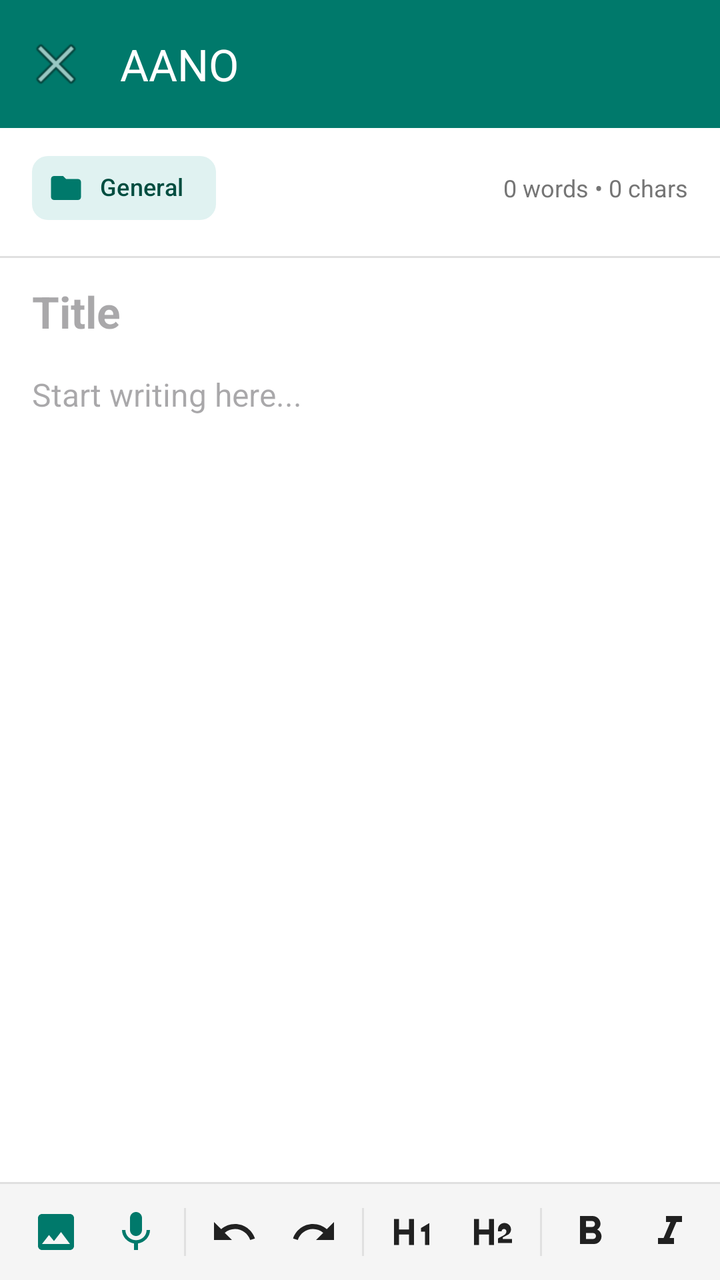
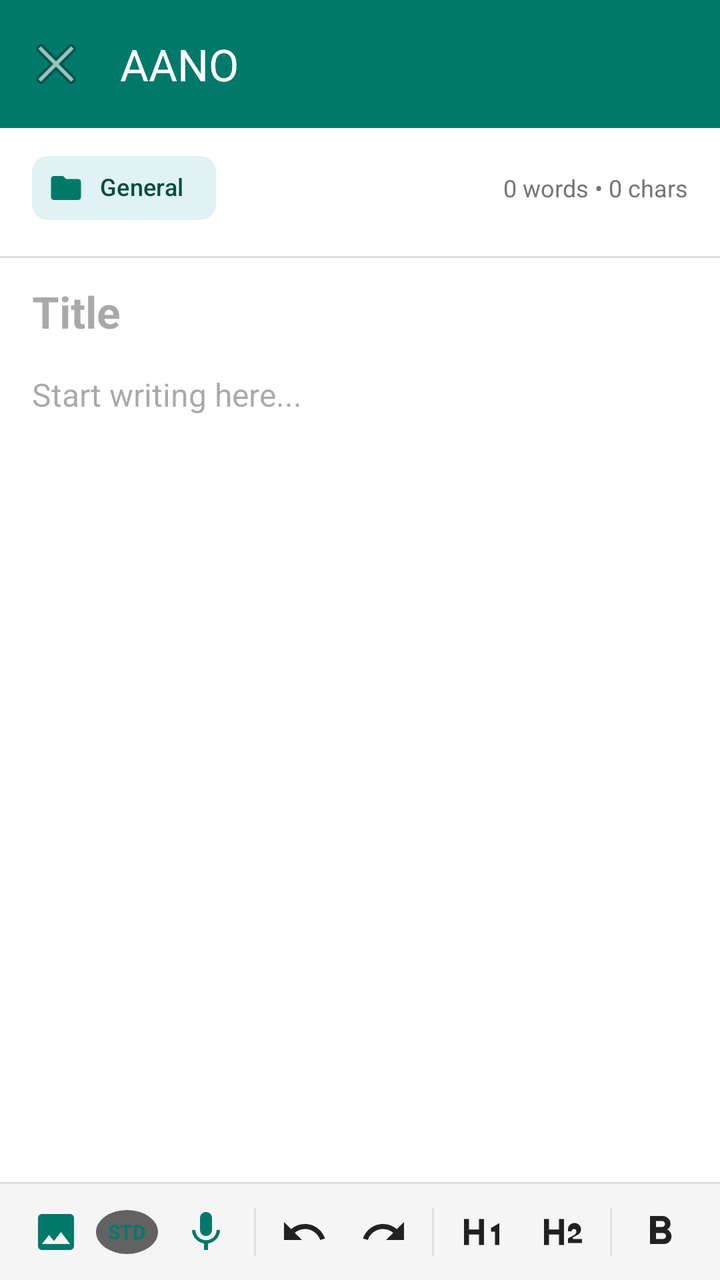

Before-and-after screenshots of an Android layout around one commit, followed by the original layout XML and the change that was made.
<!-- AndroidManifest.xml: application theme Theme.AANO -->
<!-- res/layout/activity_editor.xml -->
<?xml version="1.0" encoding="utf-8"?>
<LinearLayout xmlns:android="http://schemas.android.com/apk/res/android"
    xmlns:app="http://schemas.android.com/apk/res-auto"
    android:layout_width="match_parent"
    android:layout_height="match_parent"
    android:orientation="vertical"
    android:background="@color/surface">

    
    <com.google.android.material.appbar.MaterialToolbar
        android:id="@+id/toolbar"
        android:layout_width="match_parent"
        android:layout_height="?attr/actionBarSize"
        android:background="@color/brand"
        app:title="@string/app_name"
        app:titleTextColor="@color/surface"
        app:navigationIcon="@android:drawable/ic_menu_close_clear_cancel" />

    
    <LinearLayout
        android:layout_width="match_parent"
        android:layout_height="wrap_content"
        android:orientation="horizontal"
        android:gravity="center_vertical"
        android:paddingStart="16dp"
        android:paddingEnd="16dp"
        android:paddingTop="6dp"
        android:paddingBottom="2dp">

        <com.google.android.material.chip.Chip
            android:id="@+id/chipFolder"
            android:layout_width="wrap_content"
            android:layout_height="wrap_content"
            android:text="General"
            app:chipIcon="@drawable/ic_folder"
            app:chipIconTint="@color/brand"
            app:chipBackgroundColor="@color/brand_light"
            android:textColor="@color/brand_dark"
            app:chipStrokeWidth="0dp"
            android:textSize="12sp" />

        <com.google.android.material.chip.Chip
            android:id="@+id/chipLocal"
            android:layout_width="wrap_content"
            android:layout_height="wrap_content"
            android:layout_marginStart="6dp"
            android:text="📱 Local"
            app:chipIcon="@drawable/ic_local"
            app:chipIconTint="@color/brand"
            app:chipBackgroundColor="@color/brand_light"
            android:textColor="@color/brand_dark"
            app:chipStrokeWidth="0dp"
            android:textSize="12sp"
            android:visibility="gone" />

        <View
            android:layout_width="0dp"
            android:layout_height="1dp"
            android:layout_weight="1" />

        <TextView
            android:id="@+id/tvWordCount"
            android:layout_width="wrap_content"
            android:layout_height="wrap_content"
            android:text="0 words • 0 chars"
            android:textColor="@color/text_secondary"
            android:textSize="12sp" />
    </LinearLayout>

    
    <HorizontalScrollView
        android:layout_width="match_parent"
        android:layout_height="wrap_content"
        android:paddingStart="8dp"
        android:paddingEnd="8dp"
        android:paddingTop="4dp"
        android:paddingBottom="4dp"
        android:scrollbars="none">

        <LinearLayout
            android:id="@+id/colorRow"
            android:layout_width="wrap_content"
            android:layout_height="wrap_content"
            android:orientation="horizontal" />
    </HorizontalScrollView>

    <View
        android:layout_width="match_parent"
        android:layout_height="1dp"
        android:background="@color/divider_color" />

    
    <EditText
        android:id="@+id/noteTitle"
        android:layout_width="match_parent"
        android:layout_height="wrap_content"
        android:hint="@string/note_title_hint"
        android:importantForAutofill="no"
        android:inputType="textCapSentences"
        android:background="@null"
        android:paddingStart="16dp"
        android:paddingEnd="16dp"
        android:paddingTop="12dp"
        android:paddingBottom="8dp"
        android:textColor="@color/on_surface"
        android:textSize="22sp"
        android:textStyle="bold" />

    
    <HorizontalScrollView
        android:id="@+id/imagesScrollView"
        android:layout_width="match_parent"
        android:layout_height="wrap_content"
        android:paddingStart="12dp"
        android:paddingEnd="12dp"
        android:paddingVertical="4dp"
        android:scrollbars="none"
        android:visibility="gone">

        <LinearLayout
            android:id="@+id/imagesContainer"
            android:layout_width="wrap_content"
            android:layout_height="wrap_content"
            android:orientation="horizontal" />
    </HorizontalScrollView>

    
    <LinearLayout
        android:id="@+id/voiceMemoBar"
        android:layout_width="match_parent"
        android:layout_height="wrap_content"
        android:orientation="horizontal"
        android:gravity="center_vertical"
        android:paddingHorizontal="14dp"
        android:paddingVertical="8dp"
        android:background="@color/brand_light"
        android:layout_marginHorizontal="12dp"
        android:layout_marginVertical="4dp"
        android:visibility="gone">

        <ImageView
            android:id="@+id/btnVoicePlayPause"
            android:layout_width="32dp"
            android:layout_height="32dp"
            android:background="?attr/selectableItemBackgroundBorderless"
            android:clickable="true"
            android:focusable="true"
            android:padding="4dp"
            android:src="@drawable/ic_play"
            app:tint="@color/brand"
            android:contentDescription="Play/Pause Voice" />

        <TextView
            android:id="@+id/tvVoiceTimer"
            android:layout_width="0dp"
            android:layout_height="wrap_content"
            android:layout_weight="1"
            android:layout_marginStart="10dp"
            android:text="Voice Memo (00:00)"
            android:textColor="@color/brand_dark"
            android:textStyle="bold"
            android:textSize="13sp" />

        <ImageView
            android:id="@+id/btnVoiceDelete"
            android:layout_width="28dp"
            android:layout_height="28dp"
            android:background="?attr/selectableItemBackgroundBorderless"
            android:clickable="true"
            android:focusable="true"
            android:padding="4dp"
            android:src="@drawable/ic_trash"
            app:tint="@color/brand"
            android:contentDescription="Delete Voice Memo" />
    </LinearLayout>

    
    <LinearLayout
        android:id="@+id/recordingLiveBar"
        android:layout_width="match_parent"
        android:layout_height="wrap_content"
        android:orientation="horizontal"
        android:gravity="center_vertical"
        android:paddingHorizontal="14dp"
        android:paddingVertical="8dp"
        android:background="#FFEBEE"
        android:layout_marginHorizontal="12dp"
        android:layout_marginVertical="4dp"
        android:visibility="gone">

        <ImageView
            android:layout_width="22dp"
            android:layout_height="22dp"
            android:src="@drawable/ic_mic"
            app:tint="#D32F2F"
            android:contentDescription="Recording Active" />

        <TextView
            android:id="@+id/tvRecordingDuration"
            android:layout_width="0dp"
            android:layout_height="wrap_content"
            android:layout_weight="1"
            android:layout_marginStart="10dp"
            android:text="Recording Voice... 00:00"
            android:textColor="#D32F2F"
            android:textStyle="bold"
            android:textSize="13sp" />

        <TextView
            android:id="@+id/btnStopRecording"
            android:layout_width="wrap_content"
            android:layout_height="wrap_content"
            android:text="■ Stop &amp; Save"
            android:textColor="#D32F2F"
            android:textStyle="bold"
            android:textSize="13sp"
            android:padding="6dp" />
    </LinearLayout>

    
    <EditText
        android:id="@+id/noteContent"
        android:layout_width="match_parent"
        android:layout_height="0dp"
        android:layout_weight="1"
        android:gravity="top"
        android:hint="@string/note_content_hint"
        android:importantForAutofill="no"
        android:inputType="textMultiLine|textCapSentences"
        android:lineSpacingMultiplier="1.25"
        android:background="@null"
        android:paddingStart="16dp"
        android:paddingEnd="16dp"
        android:paddingTop="8dp"
        android:paddingBottom="16dp"
        android:textColor="@color/on_surface"
        android:textSize="16sp" />

    
    <View
        android:layout_width="match_parent"
        android:layout_height="1dp"
        android:background="@color/divider_color" />

    <HorizontalScrollView
        android:id="@+id/formattingToolbar"
        android:layout_width="match_parent"
        android:layout_height="48dp"
        android:background="@color/toolbar_bg"
        android:scrollbars="none">

        <LinearLayout
            android:layout_width="wrap_content"
            android:layout_height="match_parent"
            android:orientation="horizontal"
            android:gravity="center_vertical"
            android:paddingStart="8dp"
            android:paddingEnd="8dp">

            <ImageButton
                android:id="@+id/btnAddImage"
                android:layout_width="40dp"
                android:layout_height="40dp"
                android:background="?attr/selectableItemBackgroundBorderless"
                android:contentDescription="Add Photo"
                android:src="@drawable/ic_image"
                app:tint="@color/brand" />

            <ImageButton
                android:id="@+id/btnRecordVoice"
                android:layout_width="40dp"
                android:layout_height="40dp"
                android:background="?attr/selectableItemBackgroundBorderless"
                android:contentDescription="Record Voice"
                android:src="@drawable/ic_mic"
                app:tint="@color/brand" />

            <View
                android:layout_width="1dp"
                android:layout_height="24dp"
                android:layout_marginStart="4dp"
                android:layout_marginEnd="4dp"
                android:background="@color/divider_color" />

            <ImageButton
                android:id="@+id/btnUndo"
                android:layout_width="40dp"
                android:layout_height="40dp"
                android:background="?attr/selectableItemBackgroundBorderless"
                android:contentDescription="Undo"
                android:src="@drawable/ic_undo"
                app:tint="@color/on_surface" />

            <ImageButton
                android:id="@+id/btnRedo"
                android:layout_width="40dp"
                android:layout_height="40dp"
                android:background="?attr/selectableItemBackgroundBorderless"
                android:contentDescription="Redo"
                android:src="@drawable/ic_redo"
                app:tint="@color/on_surface" />

            <View
                android:layout_width="1dp"
                android:layout_height="24dp"
                android:layout_marginStart="4dp"
                android:layout_marginEnd="4dp"
                android:background="@color/divider_color" />

            <ImageButton
                android:id="@+id/btnH1"
                android:layout_width="40dp"
                android:layout_height="40dp"
                android:background="?attr/selectableItemBackgroundBorderless"
                android:contentDescription="Heading 1"
                android:src="@drawable/ic_format_h1"
                app:tint="@color/on_surface" />

            <ImageButton
                android:id="@+id/btnH2"
                android:layout_width="40dp"
                android:layout_height="40dp"
                android:background="?attr/selectableItemBackgroundBorderless"
                android:contentDescription="Heading 2"
                android:src="@drawable/ic_format_h2"
                app:tint="@color/on_surface" />

            <View
                android:layout_width="1dp"
                android:layout_height="24dp"
                android:layout_marginStart="4dp"
                android:layout_marginEnd="4dp"
                android:background="@color/divider_color" />

            <ImageButton
                android:id="@+id/btnBold"
                android:layout_width="40dp"
                android:layout_height="40dp"
                android:background="?attr/selectableItemBackgroundBorderless"
                android:contentDescription="Bold"
                android:src="@drawable/ic_format_bold"
                app:tint="@color/on_surface" />

            <ImageButton
                android:id="@+id/btnItalic"
                android:layout_width="40dp"
                android:layout_height="40dp"
                android:background="?attr/selectableItemBackgroundBorderless"
                android:contentDescription="Italic"
                android:src="@drawable/ic_format_italic"
                app:tint="@color/on_surface" />

            <ImageButton
                android:id="@+id/btnUnderline"
                android:layout_width="40dp"
                android:layout_height="40dp"
                android:background="?attr/selectableItemBackgroundBorderless"
                android:contentDescription="Underline"
                android:src="@drawable/ic_format_underline"
                app:tint="@color/on_surface" />

            <ImageButton
                android:id="@+id/btnStrikethrough"
                android:layout_width="40dp"
                android:layout_height="40dp"
                android:background="?attr/selectableItemBackgroundBorderless"
                android:contentDescription="Strikethrough"
                android:src="@drawable/ic_format_strikethrough"
                app:tint="@color/on_surface" />

            <ImageButton
                android:id="@+id/btnHighlight"
                android:layout_width="40dp"
                android:layout_height="40dp"
                android:background="?attr/selectableItemBackgroundBorderless"
                android:contentDescription="Highlight"
                android:src="@drawable/ic_format_highlight"
                app:tint="@color/on_surface" />

            <ImageButton
                android:id="@+id/btnTextColor"
                android:layout_width="40dp"
                android:layout_height="40dp"
                android:background="?attr/selectableItemBackgroundBorderless"
                android:contentDescription="Text Color"
                android:src="@drawable/ic_format_color_text"
                app:tint="@color/on_surface" />

            <View
                android:layout_width="1dp"
                android:layout_height="24dp"
                android:layout_marginStart="4dp"
                android:layout_marginEnd="4dp"
                android:background="@color/divider_color" />

            <ImageButton
                android:id="@+id/btnBullet"
                android:layout_width="40dp"
                android:layout_height="40dp"
                android:background="?attr/selectableItemBackgroundBorderless"
                android:contentDescription="Bullet list"
                android:src="@drawable/ic_format_list_bulleted"
                app:tint="@color/on_surface" />

        </LinearLayout>
    </HorizontalScrollView>

</LinearLayout>
<!-- resources referenced by this layout -->
<resources>
  <color name="brand">#00796B</color>
  <color name="brand_dark">#004D40</color>
  <color name="brand_light">#E0F2F1</color>
  <color name="divider_color">#E0E0E0</color>
  <color name="on_surface">#212121</color>
  <color name="surface">#FFFFFF</color>
  <color name="text_secondary">#757575</color>
  <color name="toolbar_bg">#F5F5F5</color>
  <!-- drawable ic_folder (drawable) -->
  <vector xmlns:android="http://schemas.android.com/apk/res/android"
      android:width="24dp"
      android:height="24dp"
      android:viewportWidth="24"
      android:viewportHeight="24">
    <path
        android:fillColor="#FFFFFFFF"
        android:pathData="M10,4H4c-1.1,0 -1.99,0.9 -1.99,2L2,18c0,1.1 0.9,2 2,2h16c1.1,0 2,-0.9 2,-2V8c0,-1.1 -0.9,-2 -2,-2h-8l-2,-2z"/>
  </vector>
  <!-- drawable ic_format_h1 (drawable) -->
  <vector xmlns:android="http://schemas.android.com/apk/res/android"
      android:width="24dp"
      android:height="24dp"
      android:viewportWidth="24"
      android:viewportHeight="24">
    <path
        android:fillColor="#FF212121"
        android:pathData="M3,5.5v13h2.5v-5.25h5V18.5H13v-13h-2.5v5.25h-5V5.5H3zm13.5,4.5v1.8h2v6.7h2.2V7.5L18.2,9l-1.7,1z"/>
  </vector>
  <!-- drawable ic_format_italic (drawable) -->
  <vector xmlns:android="http://schemas.android.com/apk/res/android"
      android:width="24dp"
      android:height="24dp"
      android:viewportWidth="24"
      android:viewportHeight="24">
    <path
        android:fillColor="#FF212121"
        android:pathData="M10,4v3h2.21l-3.42,8H6v3h8v-3h-2.21l3.42,-8H18V4z"/>
  </vector>
  <!-- drawable ic_format_strikethrough (drawable) -->
  <vector xmlns:android="http://schemas.android.com/apk/res/android"
      android:width="24dp"
      android:height="24dp"
      android:viewportWidth="24"
      android:viewportHeight="24">
    <path
        android:fillColor="#FF212121"
        android:pathData="M10,19h4v-3h-4v3zM5,4v3h5v3h4V7h5V4H5zM3,14h18v-2H3v2z"/>
  </vector>
  <!-- drawable ic_format_underline (drawable) -->
  <vector xmlns:android="http://schemas.android.com/apk/res/android"
      android:width="24dp"
      android:height="24dp"
      android:viewportWidth="24"
      android:viewportHeight="24">
    <path
        android:fillColor="#FF212121"
        android:pathData="M12,17c3.31,0 6,-2.69 6,-6V3h-2.5v8c0,1.93 -1.57,3.5 -3.5,3.5S8.5,12.93 8.5,11V3H6v8c0,3.31 2.69,6 6,6zm-7,2v2h14v-2H5z"/>
  </vector>
  <!-- drawable ic_play (drawable) -->
  <vector xmlns:android="http://schemas.android.com/apk/res/android"
      android:width="24dp"
      android:height="24dp"
      android:viewportWidth="24"
      android:viewportHeight="24">
    <path
        android:fillColor="#FFFFFFFF"
        android:pathData="M8,5v14l11,-7z"/>
  </vector>
  <!-- drawable ic_trash (drawable) -->
  <vector xmlns:android="http://schemas.android.com/apk/res/android"
      android:width="24dp"
      android:height="24dp"
      android:viewportWidth="24"
      android:viewportHeight="24">
      <path
          android:fillColor="#FFFFFFFF"
          android:pathData="M6,19c0,1.1 0.9,2 2,2h8c1.1,0 2,-0.9 2,-2V7H6v12zM19,4h-3.5l-1,-1h-5l-1,1H5v2h14V4z" />
  </vector>
  <string name="app_name">AANO</string>
  <string name="note_content_hint">Start writing here...</string>
  <string name="note_title_hint">Title</string>
  <style name="Theme.AANO" parent="Theme.Material3.DayNight.NoActionBar">
          <item name="colorPrimary">@color/brand</item>
          <item name="colorPrimaryDark">@color/brand_dark</item>
          <item name="colorOnPrimary">@color/surface</item>
          <item name="android:statusBarColor">@color/brand_dark</item>
      </style>
  <!-- unchanged entries left out for length: 10 -->
</resources>

<!-- the commit's change to res/layout/activity_editor.xml (unified diff, before → after) -->
@@ -266,6 +266,20 @@
                 android:src="@drawable/ic_image"
                 app:tint="@color/brand" />
 
+            <TextView
+                android:id="@+id/btnToggleQuality"
+                android:layout_width="wrap_content"
+                android:layout_height="22dp"
+                android:paddingHorizontal="6dp"
+                android:gravity="center"
+                android:textSize="10sp"
+                android:textStyle="bold"
+                android:background="@drawable/circle_bg_translucent"
+                android:textColor="@color/brand"
+                android:text="STD"
+                android:tooltipText="Quality: Standard WebP vs HD Raw"
+                android:layout_marginEnd="4dp" />
+
             <ImageButton
                 android:id="@+id/btnRecordVoice"
                 android:layout_width="40dp"
<!-- resource entries referenced after the edit -->
@@ -8,6 +8,11 @@
   <color name="surface">#FFFFFF</color>
   <color name="text_secondary">#757575</color>
   <color name="toolbar_bg">#F5F5F5</color>
+  <!-- drawable circle_bg_translucent (drawable) -->
+  <shape xmlns:android="http://schemas.android.com/apk/res/android"
+      android:shape="oval">
+      <solid android:color="#99000000" />
+  </shape>
   <!-- drawable ic_folder (drawable) -->
   <vector xmlns:android="http://schemas.android.com/apk/res/android"
       android:width="24dp"
